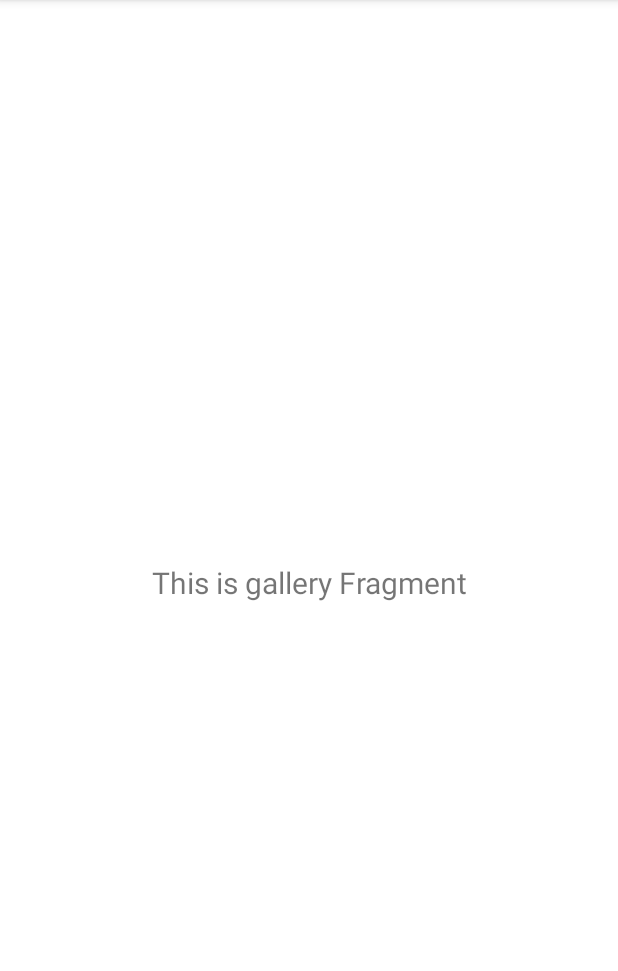
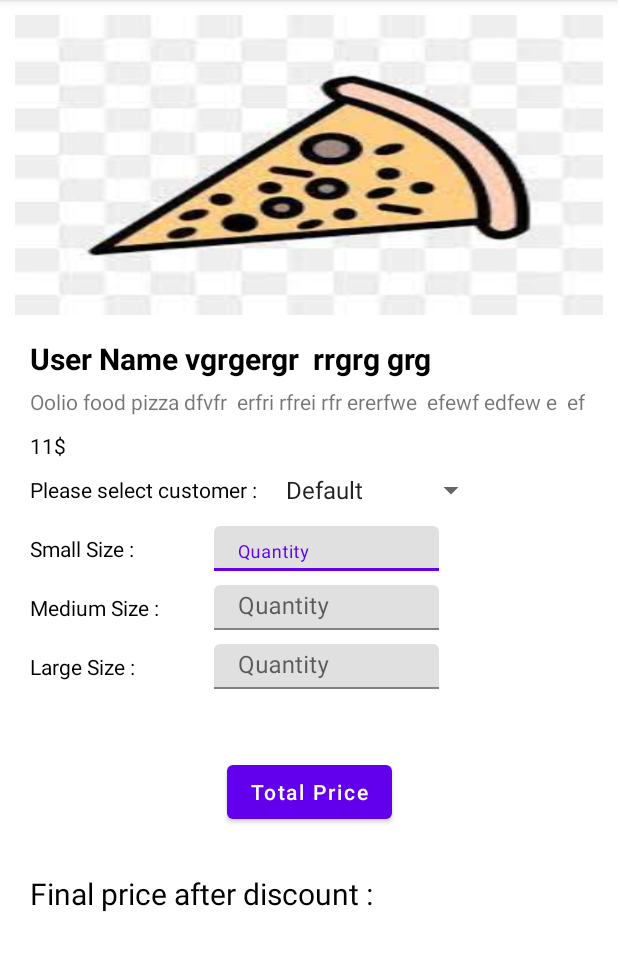
Before and after one commit to singh7ravi/Oolio-demo, an Android app: the fragment OrderDetailsFragment shown on its own in the app's theme, on a phone screen of 412 x 824 dp, the part 84-1055 px from its top. Run offline under Robolectric (Android 15) with nearby library versions, the phone set to English and light mode, and no system bars.

Commit message:
order details page designed

```diff
--- a/app/src/main/java/com/example/myapplication/common/Constant.kt
+++ b/app/src/main/java/com/example/myapplication/common/Constant.kt
@@ -33,7 +33,7 @@ object Constant {
     val pizzaShortDescList = listOf<String>(
         "Choose any 2 of your favorite personal pizza",
         "2 Med Pizza of Choice, 1 Classic Breadstix, 1 Creamy Breadstix, 2 Pepsi Pet Bottles",
-        "",
+        "Pickup & home delivery 24X7 available",
         "Choose any 2 of your favorite medium pizza",
         "Get 4 assorted Flavor Fun Pizzas. Perfect pizza crust topped with exciting new sauces, cheesy dressing & your favorite toppings",
         "Choose from 2 of your favorite personal pizza with new San Fransisco Crust",
--- a/app/src/main/java/com/example/myapplication/presentation/corelogic/OrderPlacement.kt
+++ b/app/src/main/java/com/example/myapplication/presentation/corelogic/OrderPlacement.kt
@@ -12,11 +12,11 @@ fun main() {
                Note Pizza price and offer amount
                can be change from Constant.kt file
                */
-    val smallList = pizzaCategory.getProducts(PizzaType.SMALL_PIZZA, 4)
-    val mediumList = pizzaCategory.getProducts(PizzaType.MEDIUM_PIZZA, 5)
+    val smallList = pizzaCategory.getProducts(PizzaType.SMALL_PIZZA, 1)
+    val mediumList = pizzaCategory.getProducts(PizzaType.MEDIUM_PIZZA, 2)
     val largeList = pizzaCategory.getProducts(PizzaType.LARGE_PIZZA, 2)
 
-    val totalAmount = pizzaCategory.calculateTotalAmount(customerName01,smallList + mediumList + largeList)
+    val totalAmount = pizzaCategory.calculateTotalAmount(customerName03,smallList + mediumList + largeList)
     println("Case  # $customerName01 Total: $$totalAmount")
 
 
--- a/app/src/main/java/com/example/myapplication/presentation/ui/gallery/GalleryFragment.kt
+++ b/app/src/main/java/com/example/myapplication/presentation/ui/gallery/OrderDetailsFragment.kt
@@ -4,14 +4,16 @@ import android.os.Bundle
 import android.view.LayoutInflater
 import android.view.View
 import android.view.ViewGroup
-import android.widget.TextView
+import android.widget.ArrayAdapter
+import android.widget.Spinner
 import androidx.fragment.app.Fragment
 import androidx.lifecycle.ViewModelProvider
-import com.example.myapplication.databinding.FragmentGalleryBinding
+import com.example.myapplication.R
+import com.example.myapplication.databinding.FragmentOrderDetailsBinding
 
-class GalleryFragment : Fragment() {
+class OrderDetailsFragment : Fragment() {
 
-    private var _binding: FragmentGalleryBinding? = null
+    private var _binding: FragmentOrderDetailsBinding? = null
 
     // This property is only valid between onCreateView and
     // onDestroyView.
@@ -23,15 +25,21 @@ class GalleryFragment : Fragment() {
             savedInstanceState: Bundle?
     ): View {
         val galleryViewModel =
-                ViewModelProvider(this).get(GalleryViewModel::class.java)
+                ViewModelProvider(this).get(OrderDetailsViewModel::class.java)
 
-        _binding = FragmentGalleryBinding.inflate(inflater, container, false)
+        _binding = FragmentOrderDetailsBinding.inflate(inflater, container, false)
         val root: View = binding.root
 
-        val textView: TextView = binding.textGallery
-        galleryViewModel.text.observe(viewLifecycleOwner) {
-            textView.text = it
+        val languages = resources.getStringArray(R.array.customer)
+
+        val spinner: Spinner = binding.spinner
+        val adapter = activity?.let {
+            ArrayAdapter(
+                it,
+                android.R.layout.simple_list_item_1, languages)
         }
+        spinner.adapter = adapter
+
         return root
     }
 
--- a/app/src/main/java/com/example/myapplication/presentation/ui/gallery/GalleryViewModel.kt
+++ b/app/src/main/java/com/example/myapplication/presentation/ui/gallery/OrderDetailsViewModel.kt
@@ -4,7 +4,7 @@ import androidx.lifecycle.LiveData
 import androidx.lifecycle.MutableLiveData
 import androidx.lifecycle.ViewModel
 
-class GalleryViewModel : ViewModel() {
+class OrderDetailsViewModel : ViewModel() {
 
     private val _text = MutableLiveData<String>().apply {
         value = "This is gallery Fragment"
--- a/app/src/main/res/layout/fragment_gallery.xml
+++ b/app/src/main/res/layout/customer_item.xml
@@ -1,22 +1,29 @@
 <?xml version="1.0" encoding="utf-8"?>
-<androidx.constraintlayout.widget.ConstraintLayout xmlns:android="http://schemas.android.com/apk/res/android"
+<androidx.constraintlayout.widget.ConstraintLayout
+    xmlns:android="http://schemas.android.com/apk/res/android"
     xmlns:app="http://schemas.android.com/apk/res-auto"
     xmlns:tools="http://schemas.android.com/tools"
     android:layout_width="match_parent"
-    android:layout_height="match_parent"
-    tools:context=".presentation.ui.gallery.GalleryFragment">
+    android:layout_height="match_parent">
+
 
     <TextView
-        android:id="@+id/text_gallery"
-        android:layout_width="match_parent"
+        android:id="@+id/customerName"
+        android:layout_width="0dp"
         android:layout_height="wrap_content"
-        android:layout_marginStart="8dp"
-        android:layout_marginTop="8dp"
-        android:layout_marginEnd="8dp"
-        android:textAlignment="center"
+        android:layout_alignParentTop="true"
+        android:maxLines="1"
+        android:text="User Name v8vb8rfvrfer rgergr  rrgrg grg"
+        android:textColor="@color/black"
         android:textSize="20sp"
+        android:layout_marginLeft="10dp"
+        android:layout_marginRight="10dp"
+        android:layout_marginTop="10dp"
         app:layout_constraintBottom_toBottomOf="parent"
         app:layout_constraintEnd_toEndOf="parent"
         app:layout_constraintStart_toStartOf="parent"
         app:layout_constraintTop_toTopOf="parent" />
+
+
+
 </androidx.constraintlayout.widget.ConstraintLayout>
--- /dev/null
+++ b/app/src/main/res/layout/fragment_order_details.xml
@@ -0,0 +1,185 @@
+<?xml version="1.0" encoding="utf-8"?>
+<androidx.constraintlayout.widget.ConstraintLayout
+    xmlns:android="http://schemas.android.com/apk/res/android"
+    xmlns:app="http://schemas.android.com/apk/res-auto"
+    xmlns:tools="http://schemas.android.com/tools"
+    android:layout_width="match_parent"
+    android:layout_height="match_parent"
+    android:layout_marginLeft="10dp"
+    android:layout_marginRight="10dp"
+    android:layout_marginTop="10dp">
+
+    <ImageView
+        android:id="@+id/pizzaImg"
+        android:layout_width="match_parent"
+        android:layout_height="200dp"
+        android:background="@drawable/pizza02"
+        app:layout_constraintStart_toStartOf="parent"
+        app:layout_constraintTop_toTopOf="parent" />
+
+    <TextView
+        android:id="@+id/pizzaType"
+        android:layout_width="0dp"
+        android:layout_height="wrap_content"
+        android:layout_alignParentTop="true"
+        android:layout_toEndOf="@+id/pizzaImg"
+        android:layout_toRightOf="@+id/pizzaImg"
+        android:layout_marginLeft="10dp"
+        android:layout_marginTop="15dp"
+        android:text="User Name vgrgergr  rrgrg grg"
+        android:textColor="@color/black"
+        android:textSize="20sp"
+        android:textStyle="bold"
+        android:visibility="visible"
+        app:layout_constraintStart_toStartOf="@+id/pizzaImg"
+        app:layout_constraintTop_toBottomOf="@+id/pizzaImg" />
+
+    <TextView
+        android:id="@+id/pJobProfiletxt"
+        android:layout_width="0dp"
+        android:layout_height="wrap_content"
+        android:layout_below="@+id/pizzaType"
+        android:layout_alignLeft="@+id/pizzaType"
+        android:maxLines="2"
+        android:layout_marginTop="5dp"
+        android:text="Oolio food pizza dfvfr  erfri rfrei rfr ererfwe  efewf edfew e  ef"
+        android:textSize="14sp"
+        app:layout_constraintStart_toStartOf="@+id/pizzaType"
+        app:layout_constraintTop_toBottomOf="@+id/pizzaType" />
+
+
+    <TextView
+        android:id="@+id/pricetxt"
+        android:layout_width="wrap_content"
+        android:layout_height="wrap_content"
+        android:paddingTop="10dp"
+        android:text="11$"
+        android:textColor="@color/black"
+        android:textSize="14sp"
+        app:layout_constraintStart_toStartOf="@+id/pizzaType"
+        app:layout_constraintTop_toBottomOf="@+id/pJobProfiletxt" />
+
+
+    <TextView
+        android:id="@+id/customerTitle"
+        android:layout_width="wrap_content"
+        android:layout_height="wrap_content"
+        android:layout_marginTop="10dp"
+        android:text="Please select customer : "
+        android:textColor="@color/black"
+        android:textSize="14sp"
+        app:layout_constraintStart_toStartOf="@+id/pizzaType"
+        app:layout_constraintTop_toBottomOf="@+id/pricetxt" />
+
+    <Spinner
+        android:id="@+id/spinner"
+        android:layout_width="wrap_content"
+        android:layout_height="wrap_content"
+        android:visibility="visible"
+        app:layout_constraintBottom_toBottomOf="@+id/customerTitle"
+        app:layout_constraintStart_toEndOf="@+id/customerTitle"
+        app:layout_constraintTop_toTopOf="@+id/customerTitle" />
+
+    <TextView
+        android:id="@+id/smallSize"
+        android:layout_width="wrap_content"
+        android:layout_height="wrap_content"
+        android:layout_marginTop="20dp"
+        android:text="Small Size : "
+        android:textColor="@color/black"
+        android:textSize="14sp"
+        app:layout_constraintStart_toStartOf="@+id/pizzaType"
+        app:layout_constraintTop_toBottomOf="@+id/customerTitle" />
+
+    <TextView
+        android:id="@+id/mediumSize"
+        android:layout_width="wrap_content"
+        android:layout_height="wrap_content"
+        android:layout_marginTop="20dp"
+        android:text="Medium Size : "
+        android:textColor="@color/black"
+        android:textSize="14sp"
+        app:layout_constraintStart_toStartOf="@+id/pizzaType"
+        app:layout_constraintTop_toBottomOf="@+id/smallSize" />
+
+    <TextView
+        android:id="@+id/largeSize"
+        android:layout_width="wrap_content"
+        android:layout_height="wrap_content"
+        android:text="Large Size : "
+        android:textColor="@color/black"
+        android:layout_marginTop="20dp"
+        android:textSize="14sp"
+        app:layout_constraintStart_toStartOf="@+id/pizzaType"
+        app:layout_constraintTop_toBottomOf="@+id/mediumSize"></TextView>
+
+    <Button
+        android:id="@+id/button"
+        android:layout_width="wrap_content"
+        android:layout_height="wrap_content"
+        android:layout_marginTop="50dp"
+        android:text="Total Price"
+        android:textAllCaps="false"
+        app:layout_constraintEnd_toEndOf="parent"
+        app:layout_constraintStart_toStartOf="parent"
+        app:layout_constraintTop_toBottomOf="@+id/largeSize" />
+
+    <TextView
+        android:id="@+id/totalAmount"
+        android:layout_width="wrap_content"
+        android:layout_height="wrap_content"
+        android:layout_marginTop="30dp"
+        android:text="Final price after discount : "
+        android:textColor="@color/black"
+        android:textSize="20sp"
+        app:layout_constraintStart_toStartOf="@+id/pizzaType"
+        app:layout_constraintTop_toBottomOf="@+id/button" />
+
+    <com.google.android.material.textfield.TextInputLayout
+        android:id="@+id/smallSizeInputLayout"
+        android:layout_width="150dp"
+        android:layout_height="30dp"
+        android:layout_marginLeft="50dp"
+        app:layout_constraintBottom_toBottomOf="@+id/smallSize"
+        app:layout_constraintStart_toEndOf="@+id/smallSize"
+        android:hint="Quantity"
+        app:layout_constraintTop_toTopOf="@+id/smallSize">
+
+        <com.google.android.material.textfield.TextInputEditText
+            android:layout_width="match_parent"
+            android:layout_height="wrap_content"
+            android:digits="0123456789"/>
+    </com.google.android.material.textfield.TextInputLayout>
+
+    <com.google.android.material.textfield.TextInputLayout
+        android:id="@+id/mediumSizeInputLayout"
+        android:layout_width="150dp"
+        android:layout_height="30dp"
+        android:hint="Quantity"
+        app:layout_constraintBottom_toBottomOf="@+id/mediumSize"
+        app:layout_constraintStart_toStartOf="@+id/smallSizeInputLayout"
+        app:layout_constraintTop_toTopOf="@+id/mediumSize">
+
+        <com.google.android.material.textfield.TextInputEditText
+            android:layout_width="match_parent"
+            android:layout_height="wrap_content"
+            android:digits="0123456789"/>
+    </com.google.android.material.textfield.TextInputLayout>
+
+
+    <com.google.android.material.textfield.TextInputLayout
+        android:id="@+id/largeSizeInputLayout"
+        android:layout_width="150dp"
+        android:layout_height="30dp"
+        android:hint="Quantity"
+
+        app:layout_constraintBottom_toBottomOf="@+id/largeSize"
+        app:layout_constraintStart_toStartOf="@+id/smallSizeInputLayout"
+        app:layout_constraintTop_toTopOf="@+id/largeSize">
+
+        <com.google.android.material.textfield.TextInputEditText
+            android:layout_width="match_parent"
+            android:layout_height="wrap_content"
+            android:digits="0123456789"/>
+    </com.google.android.material.textfield.TextInputLayout>
+</androidx.constraintlayout.widget.ConstraintLayout>
--- a/app/src/main/res/navigation/mobile_navigation.xml
+++ b/app/src/main/res/navigation/mobile_navigation.xml
@@ -13,9 +13,9 @@
 
     <fragment
         android:id="@+id/nav_gallery"
-        android:name="com.example.myapplication.presentation.ui.gallery.GalleryFragment"
+        android:name="com.example.myapplication.presentation.ui.gallery.OrderDetailsFragment"
         android:label="@string/menu_gallery"
-        tools:layout="@layout/fragment_gallery" />
+        tools:layout="@layout/fragment_order_details" />
 
     <fragment
         android:id="@+id/nav_slideshow"
--- a/app/src/main/res/values/strings.xml
+++ b/app/src/main/res/values/strings.xml
@@ -8,6 +8,13 @@
     <string name="action_settings">Settings</string>
 
     <string name="menu_home">Oolio Foods</string>
-    <string name="menu_gallery">Gallery</string>
-    <string name="menu_slideshow">Slideshow</string>
+    <string name="menu_gallery">Orders</string>
+    <string name="menu_slideshow">Payments</string>
+
+    <string-array name="customer">
+        <item>Default</item>
+        <item>Microsoft</item>
+        <item>Amazon</item>
+        <item>Facebook</item>
+    </string-array>
 </resources>
```
